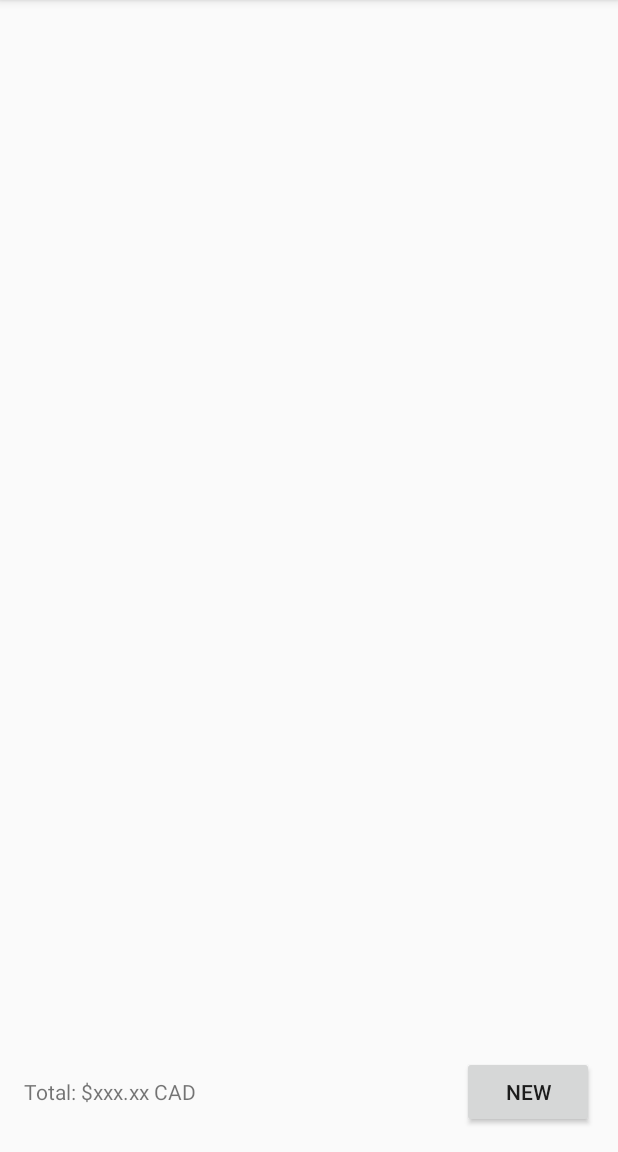
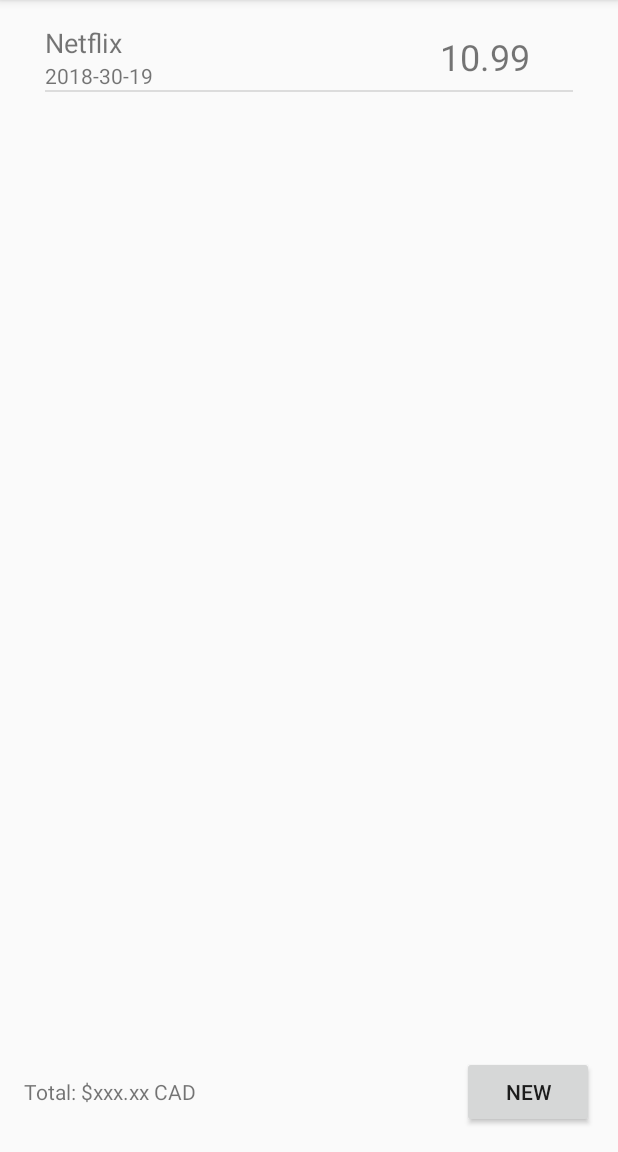
Before and after one commit to MichaelSteer/1428676-SubBook, an Android app: the screen it shows after launch (MainActivity), on a phone screen of 412 x 824 dp, the part 84-1236 px from its top. Run offline under Robolectric (Android 15) with nearby library versions, the phone set to English and light mode, and no system bars.

Commit message:
Commiting missing files from last commit

```diff
--- a/app/src/main/java/com/steers/Subscription/Subscription.java
+++ b/app/src/main/java/com/steers/Subscription/Subscription.java
@@ -14,12 +14,12 @@ public class Subscription {
 
     private String name, comment;
     private Date date;
-    private BigDecimal cost;
+    private double cost;
 
-    Subscription(String name, BigDecimal cost) throws NameTooLongException, NegativeCostException {
+    public Subscription(String name, double cost) throws NameTooLongException, NegativeCostException {
         if(name.length() > NAME_LENGTH)
             throw new NameTooLongException("Name length is: " + String.valueOf(name.length()));
-        if (cost.compareTo(BigDecimal.ZERO) < 0)
+        if (cost < 0)
             throw new NegativeCostException("Cost is negative.");
 
         this.date = new Date(System.currentTimeMillis());
@@ -28,10 +28,10 @@ public class Subscription {
         this.comment = "";
     }
 
-    Subscription(String name, BigDecimal cost, String comment) throws NameTooLongException, NegativeCostException, CommentTooLongException {
+    public Subscription(String name, double cost, String comment) throws NameTooLongException, NegativeCostException, CommentTooLongException {
         if(name.length() > NAME_LENGTH)
             throw new NameTooLongException("Name length is: " + String.valueOf(name.length()));
-        if (cost.compareTo(BigDecimal.ZERO) < 0)
+        if (cost < 0)
             throw new NegativeCostException("Cost is negative.");
         if(comment.length() > COMMENT_LENGTH)
             throw new CommentTooLongException("Comment length is: " + String.valueOf(comment.length()));
@@ -70,12 +70,12 @@ public class Subscription {
         this.date = date;
     }
 
-    public BigDecimal getCost() {
+    public double getCost() {
         return cost;
     }
 
-    public void setCost(BigDecimal cost) throws NegativeCostException {
-        if (cost.compareTo(BigDecimal.ZERO) < 0)
+    public void setCost(double cost) throws NegativeCostException {
+        if (cost < 0)
             throw new NegativeCostException("Cost is negative.");
         else this.cost = cost;
     }
--- /dev/null
+++ b/app/src/main/java/com/steers/Subscription/SubscriptionAdapter.java
@@ -0,0 +1,53 @@
+package com.steers.Subscription;
+
+import android.app.Activity;
+import android.view.LayoutInflater;
+import android.view.View;
+import android.view.ViewGroup;
+import android.widget.ArrayAdapter;
+import android.widget.TextView;
+
+import com.steers.subbook.R;
+
+import java.text.SimpleDateFormat;
+import java.util.ArrayList;
+import java.util.Locale;
+
+/**
+ * Created by Michael Steer
+ * on 2018-01-18.
+ */
+
+public class SubscriptionAdapter extends ArrayAdapter<Subscription> {
+    private final Activity context;
+    private final ArrayList<Subscription> subscriptions;
+
+    public SubscriptionAdapter(Activity context, ArrayList<Subscription> subscriptions) {
+        super(context, R.layout.subscriptionrow, subscriptions);
+
+        this.context = context;
+        this.subscriptions = subscriptions;
+    }
+
+    public View getView(int position, View view, ViewGroup parent) {
+
+        SimpleDateFormat sm = new SimpleDateFormat("yyyy-mm-dd", Locale.getDefault());
+
+        LayoutInflater inflater = context.getLayoutInflater();
+        View rowView = inflater.inflate(R.layout.subscriptionrow, null, true);
+
+        TextView NameTextView = rowView.findViewById(R.id.NameTextView);
+        TextView DateTextView = rowView.findViewById(R.id.DateTextView);
+        TextView CostTextView = rowView.findViewById(R.id.CostTextView);
+
+        String name = subscriptions.get(position).getName();
+        String date = sm.format(subscriptions.get(position).getDate());
+        String cost = Double.toString(subscriptions.get(position).getCost());
+
+        NameTextView.setText(name);
+        DateTextView.setText(date);
+        CostTextView.setText(cost);
+
+        return rowView;
+    }
+}
--- a/app/src/main/java/com/steers/subbook/MainActivity.java
+++ b/app/src/main/java/com/steers/subbook/MainActivity.java
@@ -1,17 +1,37 @@
 package com.steers.subbook;
 
 import android.content.Intent;
+import android.os.Bundle;
 import android.support.v7.app.AppCompatActivity;
-import android.os.Bundle;
-import android.util.Log;
 import android.view.View;
+import android.widget.ListView;
+
+import com.steers.Subscription.CommentTooLongException;
+import com.steers.Subscription.NameTooLongException;
+import com.steers.Subscription.NegativeCostException;
+import com.steers.Subscription.Subscription;
+import com.steers.Subscription.SubscriptionAdapter;
+
+import java.util.ArrayList;
 
 public class MainActivity extends AppCompatActivity {
+
+    private Subscription test = new Subscription("Netflix", 10.99, "Netflix Media Service");
+    private ArrayList<Subscription> testlist = new ArrayList<Subscription>();
+
+    public MainActivity() throws NameTooLongException, CommentTooLongException, NegativeCostException {
+    }
 
     @Override
     protected void onCreate(Bundle savedInstanceState) {
         super.onCreate(savedInstanceState);
         setContentView(R.layout.activity_main);
+
+        testlist.add(test);
+        SubscriptionAdapter subscriptionAdapter = new SubscriptionAdapter(this, testlist);
+
+        ListView listView = findViewById(R.id.SubscriptionListView);
+        listView.setAdapter(subscriptionAdapter);
     }
 
     public void newSubscription(View view) {
--- /dev/null
+++ b/app/src/main/res/layout/subscriptionrow.xml
@@ -0,0 +1,38 @@
+<?xml version="1.0" encoding="utf-8"?>
+<LinearLayout xmlns:android="http://schemas.android.com/apk/res/android"
+    xmlns:tools="http://schemas.android.com/tools"
+    android:layout_width="match_parent"
+    android:layout_height="wrap_content"
+    android:orientation="horizontal">
+
+    <LinearLayout
+        android:layout_width="235dp"
+        android:layout_height="wrap_content"
+        android:layout_weight="1"
+        android:orientation="vertical">
+
+        <TextView
+            android:id="@+id/NameTextView"
+            android:layout_width="match_parent"
+            android:layout_height="wrap_content"
+            android:layout_weight="1"
+            android:textSize="18sp"
+            tools:text="Name" />
+
+        <TextView
+            android:id="@+id/DateTextView"
+            android:layout_width="match_parent"
+            android:layout_height="wrap_content"
+            android:layout_weight="1"
+            tools:text="Date" />
+    </LinearLayout>
+
+    <TextView
+        android:id="@+id/CostTextView"
+        android:layout_width="wrap_content"
+        android:layout_height="match_parent"
+        android:layout_weight="1"
+        android:gravity="center_vertical"
+        android:textSize="24sp"
+        tools:text="Cost" />
+</LinearLayout>
```
